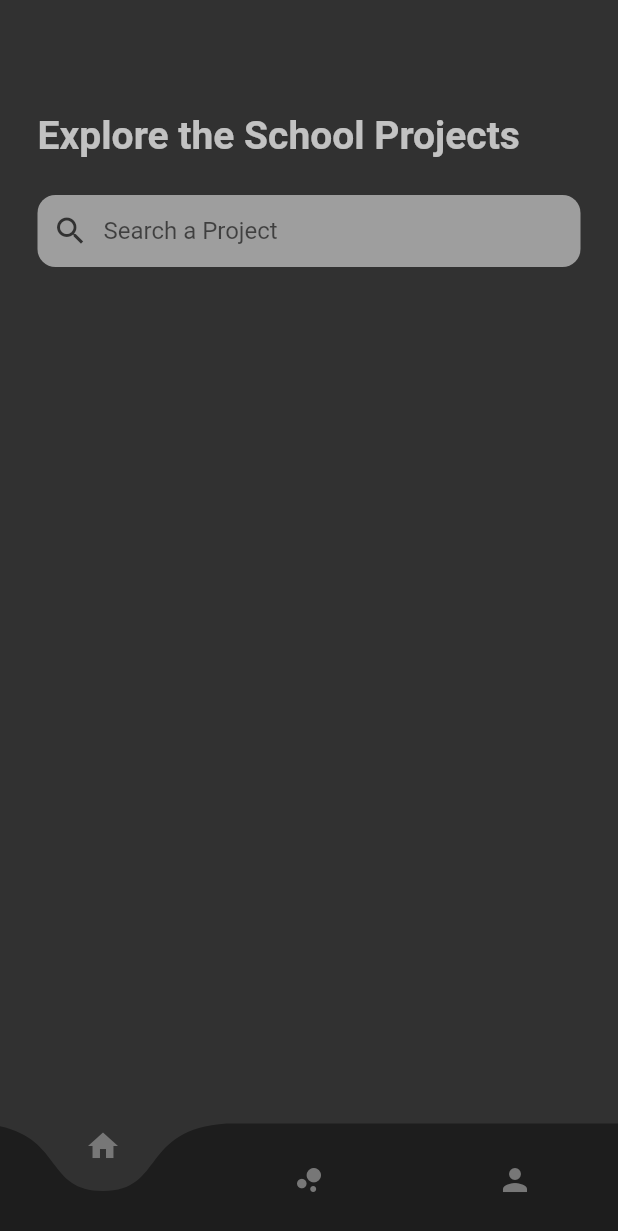
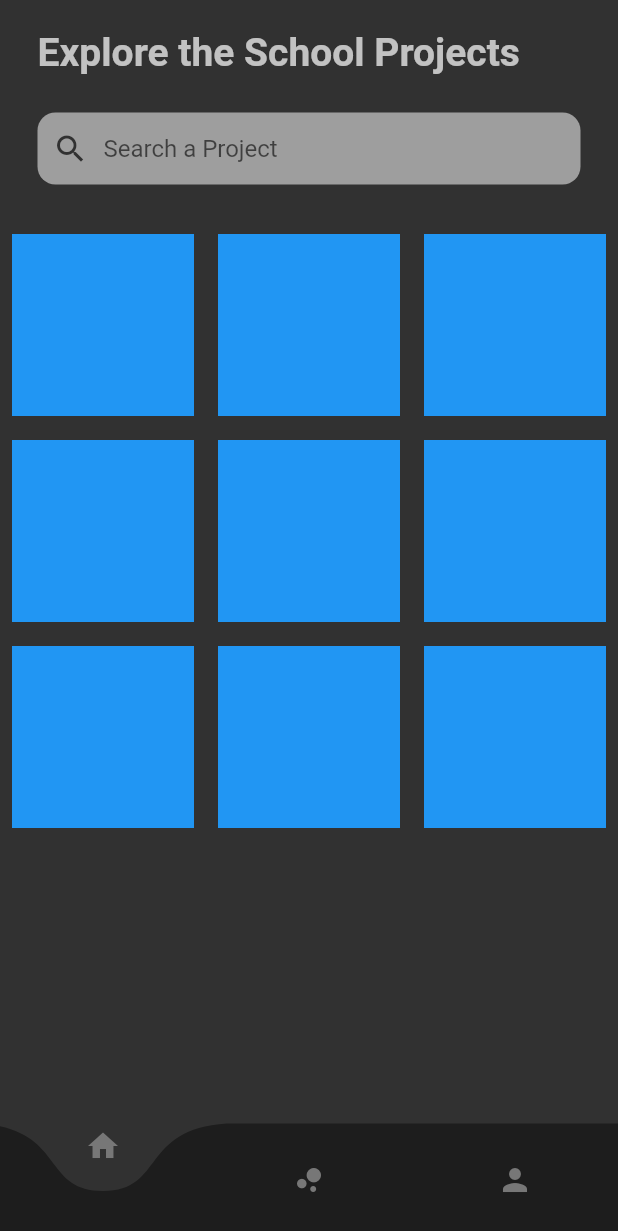
Before and after one commit to icedany36/SavoiaHub, a Flutter app: the screen it shows after launch, on a phone screen of 412 x 824 dp. Shown: the top 1231 px of the screen. Run offline on Flutter 3.47's test engine with Material 2 defaults, Android fonts, the phone set to English and light mode, and no system bars; drawn by our look-alikes of curved_navigation_bar.

Commit message:
Added Responsive Layout for Projects

```diff
--- a/lib/main.dart
+++ b/lib/main.dart
@@ -1,6 +1,5 @@
 import 'package:flutter/material.dart';
-import 'package:google_fonts/google_fonts.dart';
-import 'package:savoiahub/screens/Projects.dart';
+import 'package:savoiahub/screens/Projects_Screen/projects_screen.dart';
 
 void main() => runApp(const MyApp());
 
@@ -10,10 +9,9 @@ class MyApp extends StatelessWidget {
   // This widget is the root of the application
   @override
   Widget build(BuildContext context) {
-    return const MaterialApp(
+    return MaterialApp(
         debugShowCheckedModeBanner: false,
         title: 'SavoiaHub',
-        // theme: ThemeData(fontFamily: GoogleFonts.openSans().fontFamily),
-        home: Projects());
+        home: ProjectsScreen());
   }
 }
--- a/lib/responsive.dart
+++ /dev/null
@@ -1,41 +0,0 @@
-import 'package:flutter/material.dart';
-
-class Responsive extends StatelessWidget {
-  final Widget mobile;
-  final Widget? tablet;
-  final Widget desktop;
-
-  const Responsive({
-    Key? key,
-    required this.mobile,
-    this.tablet,
-    required this.desktop,
-  }) : super(key: key);
-
-  static bool isMobile(BuildContext context) =>
-      MediaQuery.of(context).size.width < 850;
-
-  static bool isTablet(BuildContext context) =>
-      MediaQuery.of(context).size.width < 1100 &&
-      MediaQuery.of(context).size.width >= 850;
-
-  static bool isDesktop(BuildContext context) =>
-      MediaQuery.of(context).size.width >= 1100;
-
-  @override
-  Widget build(BuildContext context) {
-    final Size _size = MediaQuery.of(context).size;
-    // If our width is more than 1100 then we consider it a desktop
-    if (_size.width >= 1100) {
-      return desktop;
-    }
-    // If width it less then 1100 and more then 850 we consider it as tablet
-    else if (_size.width >= 850 && tablet != null) {
-      return tablet!;
-    }
-    // Or less then that we called it mobile
-    else {
-      return mobile;
-    }
-  }
-}
--- a/lib/screens/Projects.dart
+++ /dev/null
@@ -1,76 +0,0 @@
-import 'package:curved_navigation_bar/curved_navigation_bar.dart';
-import 'package:flutter/src/widgets/container.dart';
-import 'package:flutter/src/widgets/framework.dart';
-import 'package:flutter/material.dart';
-
-class Projects extends StatelessWidget {
-  const Projects({super.key});
-
-  @override
-  Widget build(BuildContext context) {
-    return Scaffold(
-      // Navigation Bar
-      backgroundColor: Color.fromARGB(255, 49, 49, 49),
-      bottomNavigationBar: CurvedNavigationBar(
-          backgroundColor: Color.fromARGB(255, 49, 49, 49),
-          buttonBackgroundColor: Color.fromARGB(255, 49, 49, 49),
-          color: Color.fromARGB(255, 29, 29, 29),
-          items: const [
-            Icon(Icons.home, color: Color.fromARGB(255, 119, 119, 119)),
-            Icon(Icons.bubble_chart, color: Color.fromARGB(255, 119, 119, 119)),
-            Icon(Icons.person, color: Color.fromARGB(255, 119, 119, 119)),
-          ]),
-
-      body: Column(
-        crossAxisAlignment: CrossAxisAlignment.start,
-        children: [
-          const SizedBox(height: 75),
-
-          // Explore the Projects
-          const Padding(
-            padding: EdgeInsets.only(left: 25.0),
-            child: Text(
-              'Explore the School Projects',
-              style: TextStyle(
-                  fontWeight: FontWeight.bold,
-                  fontSize: 26,
-                  color: Colors.white70),
-            ),
-          ),
-
-          const SizedBox(height: 25),
-
-          Padding(
-            padding: const EdgeInsets.symmetric(horizontal: 25.0),
-            child: Container(
-              decoration: BoxDecoration(
-                color: Colors.grey,
-                border: null,
-                borderRadius: BorderRadius.circular(12),
-              ),
-              child: Row(
-                children: [
-                  Padding(
-                    padding: const EdgeInsets.symmetric(horizontal: 10.0),
-                    child: Container(
-                        height: 30,
-                        child: const Icon(Icons.search,
-                            color: Color.fromARGB(255, 49, 49, 49))),
-                  ),
-                  Expanded(
-                    child: TextField(
-                      decoration: InputDecoration(
-                        border: InputBorder.none,
-                        hintText: 'Search a Project',
-                      ),
-                    ),
-                  ),
-                ],
-              ),
-            ),
-          ),
-        ],
-      ),
-    );
-  }
-}
--- /dev/null
+++ b/lib/screens/Projects_Screen/projects_screen.dart
@@ -0,0 +1,135 @@
+import 'dart:developer';
+import 'dart:ui';
+
+import 'package:curved_navigation_bar/curved_navigation_bar.dart';
+import 'package:flutter/material.dart';
+import 'package:savoiahub/screens/Projects_Screen/square.dart';
+import 'package:savoiahub/util/project.dart';
+
+class ProjectsScreen extends StatelessWidget {
+  ProjectsScreen({super.key});
+
+  final List posts = [
+    'post 1',
+    'post 2',
+    'post 3',
+    'post 4',
+    'post 5',
+    'post 6',
+    'post 7',
+    'post 8',
+    'post 9',
+  ];
+
+  int gridNumber(double screenWidth) {
+    if (screenWidth < 500) {
+      return 3;
+    } else if (screenWidth < 1100) {
+      return 5;
+    } else {
+      return 7;
+    }
+  }
+
+  @override
+  Widget build(BuildContext context) {
+    double screenWidth = MediaQuery.of(context).size.width;
+    double screenHeight = MediaQuery.of(context).size.height;
+
+    int deviceType;
+
+    return Scaffold(
+      // Navigation Bar
+      backgroundColor: const Color.fromARGB(255, 49, 49, 49),
+      bottomNavigationBar: CurvedNavigationBar(
+          backgroundColor: const Color.fromARGB(255, 49, 49, 49),
+          buttonBackgroundColor: const Color.fromARGB(255, 49, 49, 49),
+          color: const Color.fromARGB(255, 29, 29, 29),
+          items: const [
+            Icon(Icons.home, color: Color.fromARGB(255, 119, 119, 119)),
+            Icon(Icons.bubble_chart, color: Color.fromARGB(255, 119, 119, 119)),
+            Icon(Icons.person, color: Color.fromARGB(255, 119, 119, 119)),
+          ]),
+
+      body: SingleChildScrollView(
+        child: Column(
+          crossAxisAlignment: CrossAxisAlignment.start,
+          children: [
+            const SizedBox(height: 20),
+
+            // Explore the Projects
+            const Padding(
+              padding: EdgeInsets.only(left: 25.0),
+              child: Text(
+                'Explore the School Projects',
+                style: TextStyle(
+                    fontWeight: FontWeight.bold,
+                    fontSize: 26,
+                    color: Colors.white70),
+              ),
+            ),
+
+            const SizedBox(height: 25),
+
+            // Search Bar
+            Padding(
+              padding: const EdgeInsets.symmetric(horizontal: 25.0),
+              child: Container(
+                decoration: BoxDecoration(
+                  color: Colors.grey,
+                  border: null,
+                  borderRadius: BorderRadius.circular(12),
+                ),
+                child: Row(
+                  children: [
+                    Padding(
+                      padding: const EdgeInsets.symmetric(horizontal: 10.0),
+                      child: Container(
+                          height: 30,
+                          child: const Icon(Icons.search,
+                              color: Color.fromARGB(255, 49, 49, 49))),
+                    ),
+                    const Expanded(
+                      child: TextField(
+                        decoration: InputDecoration(
+                          border: InputBorder.none,
+                          hintText: 'Search a Project',
+                        ),
+                      ),
+                    ),
+                  ],
+                ),
+              ),
+            ),
+
+            const SizedBox(height: 25),
+
+            AspectRatio(
+                aspectRatio: 1,
+                child: SizedBox(
+                  width: double.infinity,
+                  child: GridView.builder(
+                    itemCount: 10,
+                    gridDelegate: SliverGridDelegateWithFixedCrossAxisCount(
+                        crossAxisCount: gridNumber(screenWidth)),
+                    itemBuilder: ((context, index) {
+                      return Project();
+                    }),
+                  ),
+                )
+
+                /*ListView.builder(
+              shrinkWrap: true,
+              primary: false,
+              itemCount: posts.length,
+              itemBuilder: (context, index) {
+                return const ProjectsSquare();
+              },
+            ),*/
+                ),
+          ],
+        ),
+      ),
+    );
+  }
+}
--- /dev/null
+++ b/lib/screens/Projects_Screen/square.dart
@@ -0,0 +1,15 @@
+import 'package:flutter/material.dart';
+
+class ProjectsSquare extends StatelessWidget {
+  const ProjectsSquare({super.key});
+
+  @override
+  Widget build(BuildContext context) {
+    return Padding(
+        padding: const EdgeInsets.symmetric(vertical: 8.0),
+        child: Container(
+          height: 400,
+          color: Colors.red,
+        ));
+  }
+}
--- /dev/null
+++ b/lib/util/project.dart
@@ -0,0 +1,14 @@
+import 'package:flutter/material.dart';
+
+class Project extends StatelessWidget {
+  const Project({super.key});
+
+  @override
+  Widget build(BuildContext context) {
+    return Padding(
+        padding: const EdgeInsets.all(8.0),
+        child: Container(
+          color: Colors.blue,
+        ));
+  }
+}
```
Also changed, not shown: lib/screens/Authentication_Screen.dart (added).
